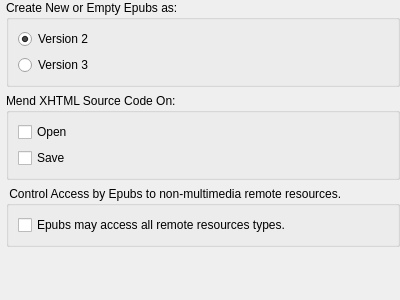
Qt form src/Form_Files/PGeneralSettingsWidget.ui (Sigil-Ebook/Sigil) before a commit.
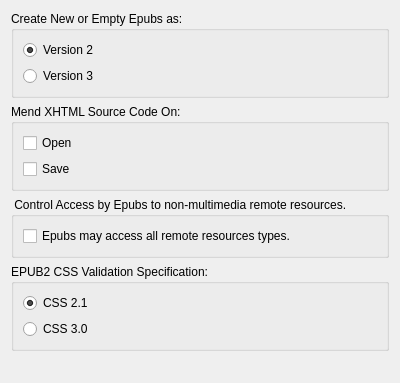
The same form after that commit.

Commit message:
Modify W3C CSS validation tool
EPUB3 always validates using CSS 3.0. EPUB2 validates using user choice (CSS 2.1 or CSS 3.0) in General preferences (defaults to CSS 2.1). SettingsStore entries are in place to make EPUB3 validation a user preference as well, but is unimplemented currently.

The edit to the form file:
```diff
--- a/src/Form_Files/PGeneralSettingsWidget.ui
+++ b/src/Form_Files/PGeneralSettingsWidget.ui
@@ -7,25 +7,13 @@
     <x>0</x>
     <y>0</y>
     <width>400</width>
-    <height>300</height>
+    <height>383</height>
    </rect>
   </property>
   <property name="windowTitle">
    <string>General Settings</string>
   </property>
   <layout class="QVBoxLayout" name="verticalLayout">
-   <property name="leftMargin">
-    <number>6</number>
-   </property>
-   <property name="topMargin">
-    <number>0</number>
-   </property>
-   <property name="rightMargin">
-    <number>0</number>
-   </property>
-   <property name="bottomMargin">
-    <number>0</number>
-   </property>
    <item>
     <widget class="QGroupBox" name="groupBox">
      <property name="toolTip">
@@ -124,6 +112,44 @@
      </layout>
     </widget>
    </item>
+   <item>
+    <widget class="QGroupBox" name="groupBox_4">
+     <property name="toolTip">
+      <string>What CSS spec to specify for W3C validation</string>
+     </property>
+     <property name="title">
+      <string>EPUB2 CSS Validation Specification:</string>
+     </property>
+     <layout class="QVBoxLayout" name="verticalLayout_2">
+      <item>
+       <widget class="QRadioButton" name="Epub2css21">
+        <property name="toolTip">
+         <string>Validate with CSS 2.1</string>
+        </property>
+        <property name="text">
+         <string>CSS 2.1</string>
+        </property>
+        <property name="checked">
+         <bool>true</bool>
+        </property>
+       </widget>
+      </item>
+      <item>
+       <widget class="QRadioButton" name="Epub2css30">
+        <property name="toolTip">
+         <string>Validate with CSS 3.0</string>
+        </property>
+        <property name="text">
+         <string>CSS 3.0</string>
+        </property>
+        <property name="checked">
+         <bool>false</bool>
+        </property>
+       </widget>
+      </item>
+     </layout>
+    </widget>
+   </item>
    <item>
     <spacer name="verticalSpacer">
      <property name="orientation">
@@ -131,8 +157,8 @@
      </property>
      <property name="sizeHint" stdset="0">
       <size>
-       <width>40</width>
-       <height>20</height>
+       <width>20</width>
+       <height>40</height>
       </size>
      </property>
     </spacer>
```
Left out of the diff: 2 changed lines with no effect on the pictures. The commit also changes 4 other files.
